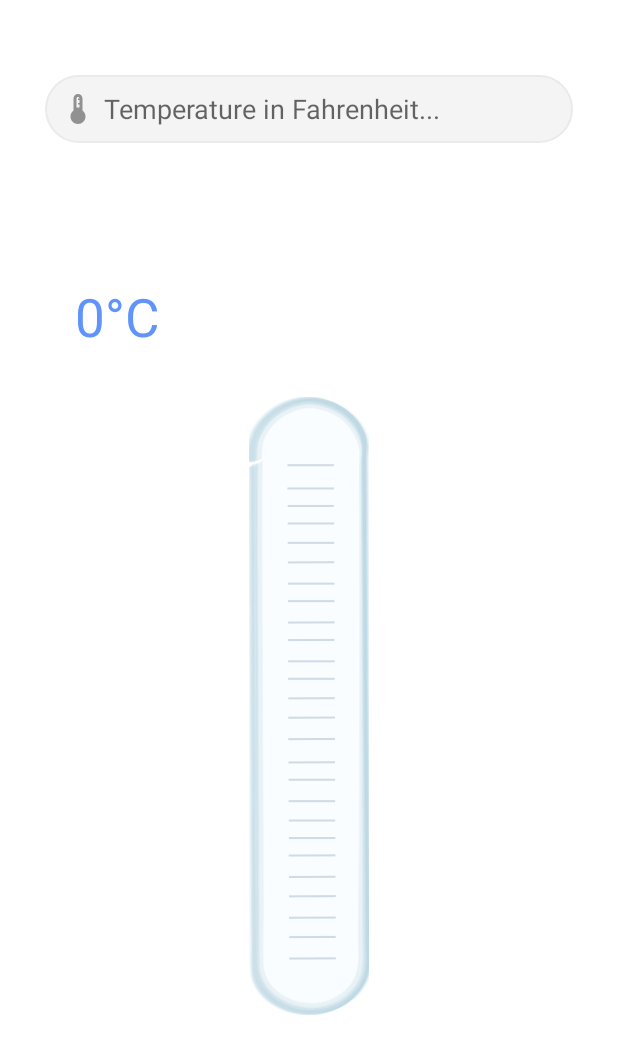
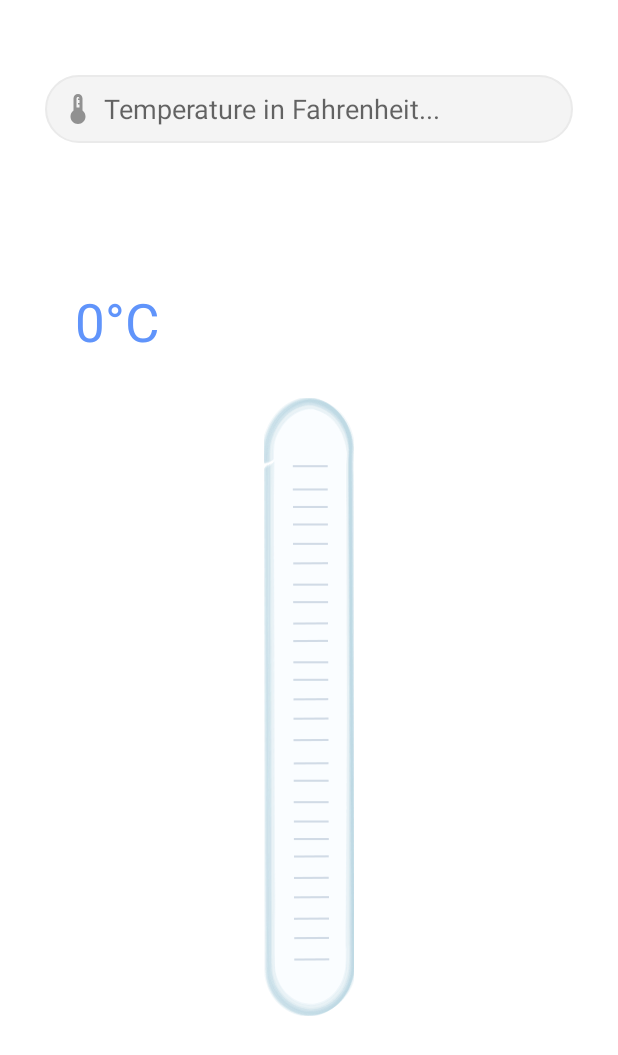
Before and after one commit to shahad-tariq/temperature_converter_app, an Android app: the screen it shows after launch (MainActivity), on a phone screen of 412 x 824 dp. Shown: the top 1055 px of the screen. Run offline under Robolectric (Android 15) with nearby library versions, the phone set to English and light mode, and no system bars; our stand-ins replace data binding.

Commit message:
change track Thickness progress

```diff
--- a/app/src/main/res/layout/fragment_home.xml
+++ b/app/src/main/res/layout/fragment_home.xml
@@ -51,7 +51,7 @@
         <com.google.android.material.progressindicator.LinearProgressIndicator
             android:id="@+id/progressBar"
             android:layout_width="match_parent"
-            android:layout_height="100dp"
+            android:layout_height="wrap_content"
             android:background="@drawable/ic_progress"
             android:max="1000"
             android:maxLength="1000"
@@ -64,7 +64,7 @@
             app:layout_constraintVertical_bias="0.517"
             app:trackColor="@android:color/transparent"
             app:trackCornerRadius="30dp"
-            app:trackThickness="80dp" />
+            app:trackThickness="60dp" />
 
     </androidx.constraintlayout.widget.ConstraintLayout>
 
```
